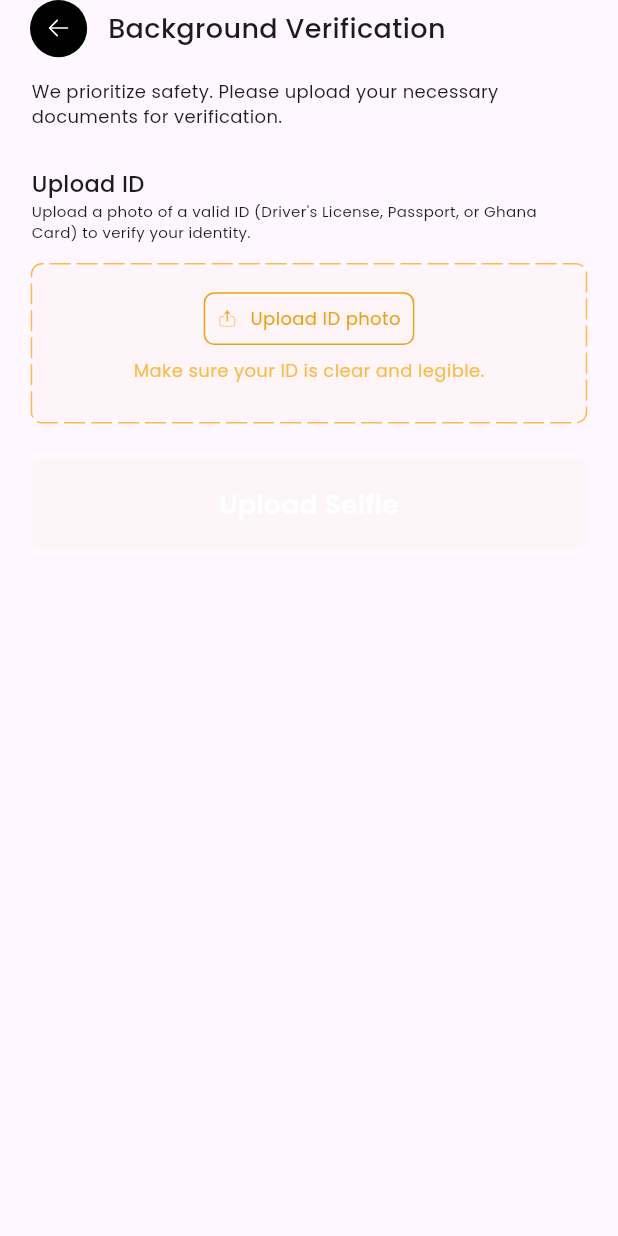
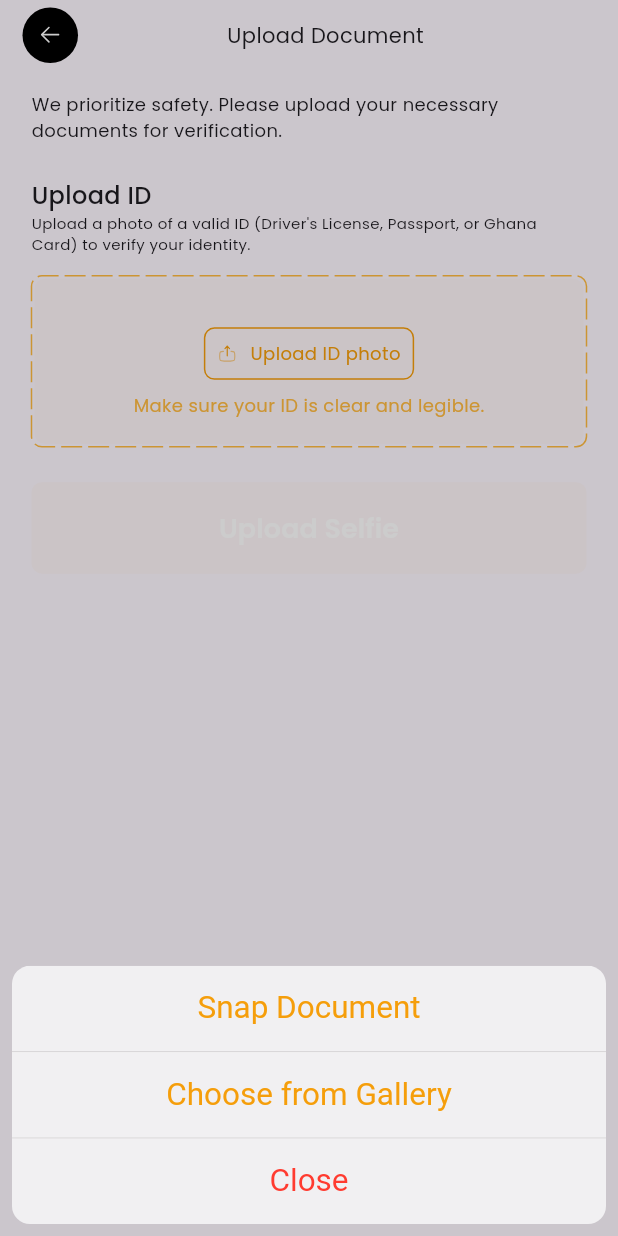
Before and after one commit to FreedomGhanaLabs/FreedomDiver, a Flutter app: the BackgroundVerificationScreen screen opened by its route, after a tap on "Upload ID photo", on a phone screen of 412 x 824 dp. Run offline on Flutter 3.47's test engine with Material 3 defaults, Android fonts, the phone set to English and light mode, and no system bars; drawn by our look-alikes of dotted_border, loader_overlay; our stand-ins replace awesome_dialog, awesome_snackbar_content, bloc, country_code_picker, dio, equatable and 17 more; missing offline and left inert: cloudinary_flutter, country_state_city_picker, genova; accounts and stored records are empty; generated files the repository leaves out were written again; project files that could hold a hidden picture were left out.

Commit message:
changed 20 files

```diff
--- a/lib/app/view/app.dart
+++ b/lib/app/view/app.dart
@@ -10,6 +10,8 @@ import 'package:freedom_driver/feature/kyc/cubit/kyc_cubit.dart';
 import 'package:freedom_driver/l10n/l10n.dart';
 import 'package:freedom_driver/router/router.dart';
 import 'package:google_fonts/google_fonts.dart';
+
+import 'package:loader_overlay/loader_overlay.dart';
 
 class App extends StatelessWidget {
   const App({super.key});
@@ -29,6 +31,7 @@ class App extends StatelessWidget {
           BlocProvider(create: (_) => DriverLicenseCubit()),
           BlocProvider(create: (_) => KycCubit()),
         ],
+        child: GlobalLoaderOverlay(
           child: MaterialApp(
             debugShowCheckedModeBanner: false,
             theme: ThemeData(fontFamily: GoogleFonts.poppins().fontFamily),
@@ -37,6 +40,7 @@ class App extends StatelessWidget {
             onGenerateRoute: onGenerateRoute,
           ),
         ),
+      ),
     );
   }
 }
--- a/lib/feature/documents/driver_license/cubit/driver_license_state.dart
+++ b/lib/feature/documents/driver_license/cubit/driver_license_state.dart
@@ -1,7 +1,8 @@
+import 'dart:io';
 import 'package:equatable/equatable.dart';
 import 'package:freedom_driver/feature/documents/driver_license/driver_license.model.dart';
 
-
+// ---------- DRIVER LICENSE OVERALL STATE ----------
 abstract class DriverLicenseState extends Equatable {
   const DriverLicenseState();
 
@@ -10,22 +11,54 @@ abstract class DriverLicenseState extends Equatable {
 }
 
 class DriverLicenseInitial extends DriverLicenseState {}
+class DriverLicenseLoading extends DriverLicenseState {}
+class DriverLicenseSuccess extends DriverLicenseState {}
+class DriverLicenseError extends DriverLicenseState {
+  final String message;
+  const DriverLicenseError(this.message);
 
-class DriverLicenseLoading extends DriverLicenseState {}
+  @override
+  List<Object?> get props => [message];
+}
 
-class DriverLicenseLoaded extends DriverLicenseState {
+// ---------- DRIVER LICENSE IMAGE STATE ----------
+abstract class DriverLicenseImageState extends Equatable {
+  const DriverLicenseImageState();
 
-  const DriverLicenseLoaded(this.driverLicense);
+  @override
+  List<Object?> get props => [];
+}
+
+class DriverLicenseImageInitial extends DriverLicenseImageState {}
+class DriverLicenseImageLoading extends DriverLicenseImageState {}
+class DriverLicenseImageSelected extends DriverLicenseImageState {
+  final File image;
+  const DriverLicenseImageSelected(this.image);
+
+  @override
+  List<Object?> get props => [image];
+}
+
+// ---------- DRIVER LICENSE DETAILS STATE ----------
+abstract class DriverLicenseDetailsState extends Equatable {
+  const DriverLicenseDetailsState();
+
+  @override
+  List<Object?> get props => [];
+}
+
+class DriverLicenseDetailsInitial extends DriverLicenseDetailsState {}
+class DriverLicenseDetailsLoading extends DriverLicenseDetailsState {}
+class DriverLicenseDetailsLoaded extends DriverLicenseDetailsState {
   final DriverLicense driverLicense;
+  const DriverLicenseDetailsLoaded(this.driverLicense);
 
   @override
   List<Object?> get props => [driverLicense];
 }
-
-class DriverLicenseError extends DriverLicenseState {
-
-  const DriverLicenseError(this.message);
+class DriverLicenseDetailsError extends DriverLicenseDetailsState {
   final String message;
+  const DriverLicenseDetailsError(this.message);
 
   @override
   List<Object?> get props => [message];
--- a/lib/feature/home/view/inappcall_map.dart
+++ b/lib/feature/home/view/inappcall_map.dart
@@ -6,6 +6,7 @@ import 'package:freedom_driver/feature/kyc/view/background_verification_screen.d
 import 'package:freedom_driver/shared/theme/app_colors.dart';
 import 'package:freedom_driver/shared/widgets/custom_divider.dart';
 import 'package:freedom_driver/shared/widgets/custom_drop_down_button.dart';
+import 'package:freedom_driver/utilities/responsive.dart';
 import 'package:freedom_driver/utilities/ui.dart';
 import 'package:google_fonts/google_fonts.dart';
 import 'package:google_maps_flutter/google_maps_flutter.dart';
@@ -335,6 +336,7 @@ class CustomBottomSheet extends StatelessWidget {
           padding: padding,
           curve: Curves.easeInOut,
           height: height,
+          width: Responsive.width(context),
           decoration: BoxDecoration(
             color: Colors.white,
             borderRadius: const BorderRadius.only(
--- a/lib/feature/kyc/view/background_verification_screen.dart
+++ b/lib/feature/kyc/view/background_verification_screen.dart
@@ -1,19 +1,21 @@
 import 'dart:developer';
-import 'dart:io';
 
 import 'package:cloudinary_flutter/cloudinary_object.dart';
 import 'package:dotted_border/dotted_border.dart';
+import 'package:flutter/cupertino.dart';
 import 'package:flutter/material.dart';
 import 'package:flutter_bloc/flutter_bloc.dart';
 import 'package:freedom_driver/feature/authentication/register/cubit/registration_cubit.dart';
-import 'package:freedom_driver/feature/authentication/register/view/verify_otp_screen.dart';
+import 'package:freedom_driver/feature/documents/driver_license/cubit/driver_license_cubit.dart';
+import 'package:freedom_driver/feature/documents/driver_license/cubit/driver_license_state.dart';
 import 'package:freedom_driver/feature/kyc/cubit/kyc_cubit.dart';
 import 'package:freedom_driver/feature/kyc/view/criminal_background_check_screen.dart';
+import 'package:freedom_driver/feature/profile/view/profile_screen.dart';
 import 'package:freedom_driver/shared/app_config.dart';
-import 'package:freedom_driver/utilities/responsive.dart';
 import 'package:freedom_driver/shared/theme/app_colors.dart';
 import 'package:freedom_driver/shared/widgets/app_icon.dart';
 import 'package:freedom_driver/shared/widgets/toaster.dart';
+import 'package:freedom_driver/utilities/responsive.dart';
 import 'package:freedom_driver/utilities/ui.dart';
 
 class BackgroundVerificationScreen extends StatefulWidget {
@@ -42,20 +44,7 @@ class _BackgroundVerificationScreenState
         child: Column(
           crossAxisAlignment: CrossAxisAlignment.stretch,
           children: [
-            const Padding(
-              padding: EdgeInsets.symmetric(horizontal: 20),
-              child: Row(
-                children: [
-                  DecoratedBackButton(),
-                  SizedBox(width: 13.91),
-                  Text(
-                    'Background Verification',
-                    style:
-                        TextStyle(fontSize: 18.05, fontWeight: FontWeight.w500),
-                  ),
-                ],
-              ),
-            ),
+            const CustomAppBar(title: 'Upload Document'),
             const VSpace(smallWhiteSpace),
             Padding(
               padding: const EdgeInsets.symmetric(horizontal: 21),
@@ -69,11 +58,11 @@ class _BackgroundVerificationScreenState
                       fontWeight: FontWeight.w400,
                     ),
                   ),
-                  const VSpace(27),
+                  const VSpace(whiteSpace),
                   const Text(
                     'Upload ID',
                     style: TextStyle(
-                      fontSize: 15.06,
+                      fontSize: normalText,
                       fontWeight: FontWeight.w500,
                     ),
                   ),
@@ -90,6 +79,41 @@ class _BackgroundVerificationScreenState
               ),
             ),
             const VSpace(whiteSpace),
+            Padding(
+              padding: const EdgeInsets.symmetric(horizontal: 21),
+              child: BlocBuilder<DriverLicenseCubit, DriverLicenseState>(
+                builder: (context, state) {
+                  if (state is DriverLicenseImageLoading) {
+                    return const Center(child: CircularProgressIndicator());
+                  }
+                  if (state is DriverLicenseImageSelected) {
+                    log('A file has been selected');
+                    return Column(
+                      crossAxisAlignment: CrossAxisAlignment.stretch,
+                      children: [
+                        Image.file(state.image, height: 200),
+                        const VSpace(whiteSpace),
+                        SimpleButton(
+                          title: 'Submit Document',
+                          // backgroundColor: darkGoldColor,
+                          borderRadius:
+                              const BorderRadius.all(Radius.circular(7)),
+                          onPressed: () {
+                            Navigator.pushNamed(
+                              context,
+                              CriminalBackgroundCheckScreen.routeName,
+                            );
+                          },
+                        ),
+                      ],
+                    );
+                  } else {
+                    return const SizedBox();
+                  }
+                },
+              ),
+            ),
+
             Padding(
               padding: const EdgeInsets.symmetric(horizontal: 21),
               child: BlocConsumer<KycCubit, KycState>(
@@ -186,7 +210,6 @@ class _BackgroundVerificationScreenState
   }
 
   Widget buildUploadDocsUI() {
-    File? _selectedId;
     return DottedBorder(
       radius: const Radius.circular(7),
       borderType: BorderType.RRect,
@@ -199,13 +222,49 @@ class _BackgroundVerificationScreenState
           } else {
             return GestureDetector(
               onTap: () {
-                context.read<KycCubit>().pickImage();
+                final driverLicense = context.read<DriverLicenseCubit>();
+                showCupertinoModalPopup(
+                  useRootNavigator: false,
+                  context: context,
+                  builder: (context) => CupertinoActionSheet(
+                    actions: [
+                      CupertinoActionSheetAction(
+                        child: Text(
+                          'Snap Document',
+                          style: TextStyle(color: gradient1),
+                        ),
+                        onPressed: () {
+                          Navigator.of(context).pop();
+                          driverLicense.pickImage(context);
+                        },
+                      ),
+                      CupertinoActionSheetAction(
+                        child: Text(
+                          'Choose from Gallery',
+                          style: TextStyle(color: gradient1),
+                        ),
+                        onPressed: () {
+                          Navigator.of(context).pop();
+                          driverLicense.pickImage(
+                            context,
+                            gallery: true,
+                          );
+                        },
+                      ),
+                      CupertinoActionSheetAction(
+                        isDestructiveAction: true,
+                        child: const Text('Close'),
+                        onPressed: () => Navigator.of(context).pop(),
+                      ),
+                    ],
+                  ),
+                );
               },
               child: Container(
                 width: Responsive.isBigMobile(context)
                     ? Responsive.width(context)
                     : 361,
-                height: 102,
+                height: 110,
                 decoration: ShapeDecoration(
                   color: const Color(0x0AFFBA40),
                   shape: RoundedRectangleBorder(
@@ -213,12 +272,11 @@ class _BackgroundVerificationScreenState
                   ),
                 ),
                 child: Column(
+                  mainAxisAlignment: MainAxisAlignment.center,
                   children: [
                     Container(
-                      margin: const EdgeInsets.only(
-                        top: 17,
-                      ),
-                      padding: const EdgeInsets.all(8.1),
+                      margin: const EdgeInsets.only(top: smallWhiteSpace),
+                      padding: const EdgeInsets.all(8),
                       decoration: BoxDecoration(
                         borderRadius: BorderRadius.circular(7),
                         color: Colors.transparent,
--- a/lib/feature/profile/view/profile_screen.dart
+++ b/lib/feature/profile/view/profile_screen.dart
@@ -8,10 +8,10 @@ import 'package:freedom_driver/feature/profile/view/profile_details.dart';
 import 'package:freedom_driver/feature/profile/widget/stacked_profile_card.dart';
 import 'package:freedom_driver/shared/api/api_controller.dart';
 import 'package:freedom_driver/shared/app_config.dart';
+import 'package:freedom_driver/shared/theme/app_colors.dart';
+import 'package:freedom_driver/utilities/hive/token.dart';
 import 'package:freedom_driver/utilities/responsive.dart';
 import 'package:freedom_driver/utilities/show_dialog.dart';
-import 'package:freedom_driver/shared/theme/app_colors.dart';
-import 'package:freedom_driver/utilities/hive/token.dart';
 import 'package:freedom_driver/utilities/ui.dart';
 import 'package:get/get_utils/get_utils.dart';
 
--- a/pubspec.yaml
+++ b/pubspec.yaml
@@ -37,6 +37,7 @@ dependencies:
   http_parser: ^4.1.2
   image_picker: ^1.1.2
   intl: ^0.19.0
+  loader_overlay: ^5.0.0
   lottie: ^3.3.1
   permission_handler: ^12.0.0+1
   pin_code_fields: ^8.0.1
@@ -58,3 +59,4 @@ flutter:
     - assets/app_images/
     - assets/nav/active_icon/
     - assets/nav/inactive_icon/
+    - assets/lottie/
```
Also changed, not shown: lib/feature/documents/driver_license/cubit/driver_license_cubit.dart (+71 -21 lines), lib/feature/documents/driver_license/extension.dart (+11 -1 lines), lib/feature/kyc/view/criminal_background_check_screen.dart (+20 -12 lines), lib/feature/profile/widget/stacked_profile_card.dart (+6 -6 lines), lib/shared/widgets/custom_overlay.dart (added, +86 -0 lines), lib/utilities/file_service.dart (+0 -7 lines), lib/utilities/show_bottom_modal.dart (+8 -2 lines), pubspec.lock, 6 other files. Lines whose indentation alone changed are shown as unchanged.
